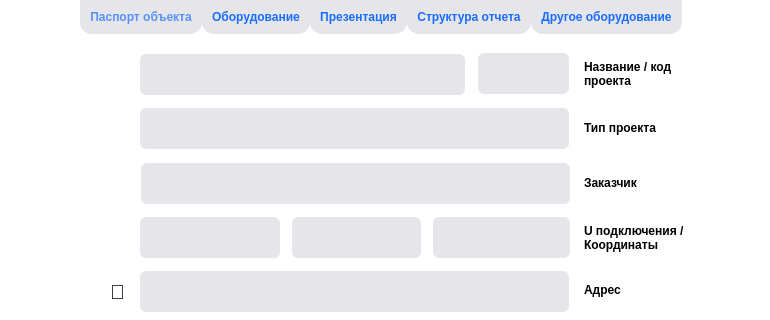
Before: the Qt Designer form app/views/designRepPDF.ui in Croud9/Auto-OTR, drawn with Qt 5; both pictures show x 150 to 920 and y 0 to 320 of the 1194 by 666 pixel window.
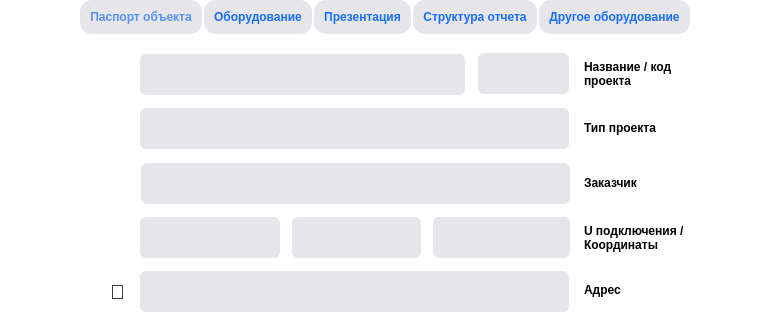
After: the same form once the commit is applied.

```diff
--- a/app/views/designRepPDF.ui
+++ b/app/views/designRepPDF.ui
@@ -1012,8 +1012,9 @@
 	color: #196dff;
 	border: none;
 	border-style: outset; 
-	border-bottom-left-radius: 12;
-	border-bottom-right-radius: 12;
+	border-radius: 12;
+	margin: 0 2 0 0;
+
 }
 QTabBar::tab:selected { 
 	color: rgba(25, 109, 255, 0.7); 
```
Left out of the diff: 129 changed lines with no effect on the pictures.
